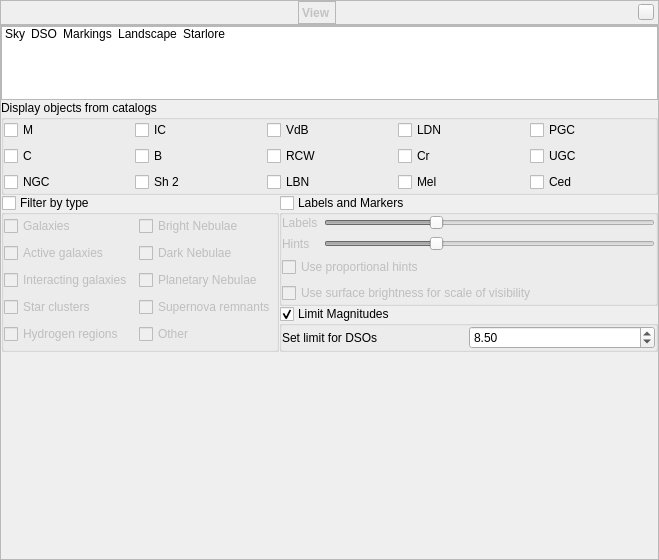
Qt form src/gui/viewDialog.ui (519984307/stellarium_src) before a commit.
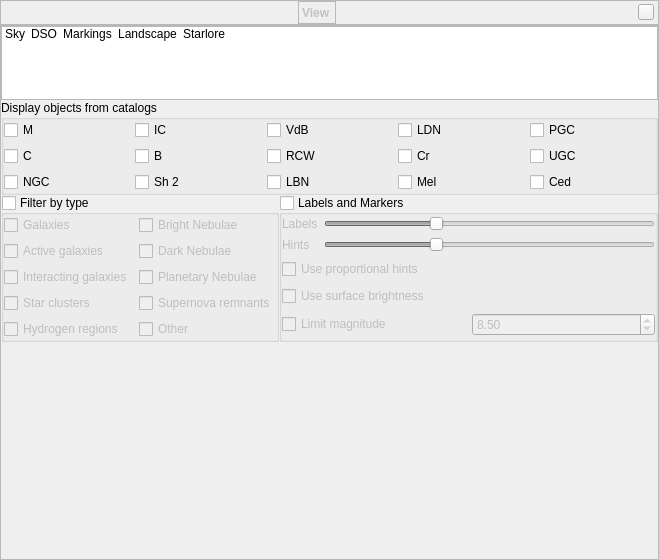
The same form after that commit. The open tabs and pages were chosen to show the change. Icons and pictures are not drawn. Custom widgets are drawn as their Qt base class.

```diff
--- a/src/gui/viewDialog.ui
+++ b/src/gui/viewDialog.ui
@@ -1557,6 +1557,16 @@
                  </item>
                 </layout>
                </item>
+               <item row="4" column="0">
+                <widget class="QCheckBox" name="checkBoxSurfaceBrightnessUsage">
+                 <property name="toolTip">
+                  <string>Use surface brightness of deep-sky objects for scale of the visibility of their markers and labels.</string>
+                 </property>
+                 <property name="text">
+                  <string>Use surface brightness</string>
+                 </property>
+                </widget>
+               </item>
                <item row="3" column="0">
                 <widget class="QCheckBox" name="checkBoxProportionalHints">
                  <property name="toolTip">
@@ -1567,47 +1577,19 @@
                  </property>
                 </widget>
                </item>
-               <item row="4" column="0">
-                <widget class="QCheckBox" name="checkBoxSurfaceBrightnessUsage">
+               <item row="5" column="0">
+                <layout class="QHBoxLayout" name="horizontalLayout_7">
+                 <item>
+                  <widget class="QCheckBox" name="nebulaLimitMagnitudeCheckBox">
+                   <property name="toolTip">
+                    <string>Limit magnitude (for unaided/binocular observers) of deep-sky objects.</string>
+                   </property>
                  <property name="text">
-                  <string>Use surface brightness for scale of visibility</string>
-                 </property>
-                </widget>
-               </item>
-              </layout>
+                    <string>Limit magnitude</string>
+                   </property>
              </widget>
             </item>
             <item>
-             <widget class="QGroupBox" name="groupBoxNebulaLimitMagnitude">
-              <property name="title">
-               <string>Limit Magnitudes</string>
-              </property>
-              <property name="flat">
-               <bool>true</bool>
-              </property>
-              <property name="checkable">
-               <bool>true</bool>
-              </property>
-              <property name="checked">
-               <bool>true</bool>
-              </property>
-              <layout class="QGridLayout" name="gridLayout_14">
-               <property name="leftMargin">
-                <number>0</number>
-               </property>
-               <property name="topMargin">
-                <number>0</number>
-               </property>
-               <property name="rightMargin">
-                <number>0</number>
-               </property>
-               <property name="bottomMargin">
-                <number>0</number>
-               </property>
-               <property name="spacing">
-                <number>0</number>
-               </property>
-               <item row="0" column="1">
                 <widget class="QDoubleSpinBox" name="nebulaLimitMagnitudeDoubleSpinBox">
                  <property name="minimum">
                   <double>3.000000000000000</double>
@@ -1623,15 +1605,7 @@
                  </property>
                 </widget>
                </item>
-               <item row="0" column="0">
-                <widget class="QLabel" name="labelLimitMagnitude">
-                 <property name="toolTip">
-                  <string>Set visibility of deep-sky objects by limit of the magnitude</string>
-                 </property>
-                 <property name="text">
-                  <string>Set limit for DSOs</string>
-                 </property>
-                </widget>
+                </layout>
                </item>
               </layout>
              </widget>
```
Lines whose indentation alone changed are shown as unchanged.
